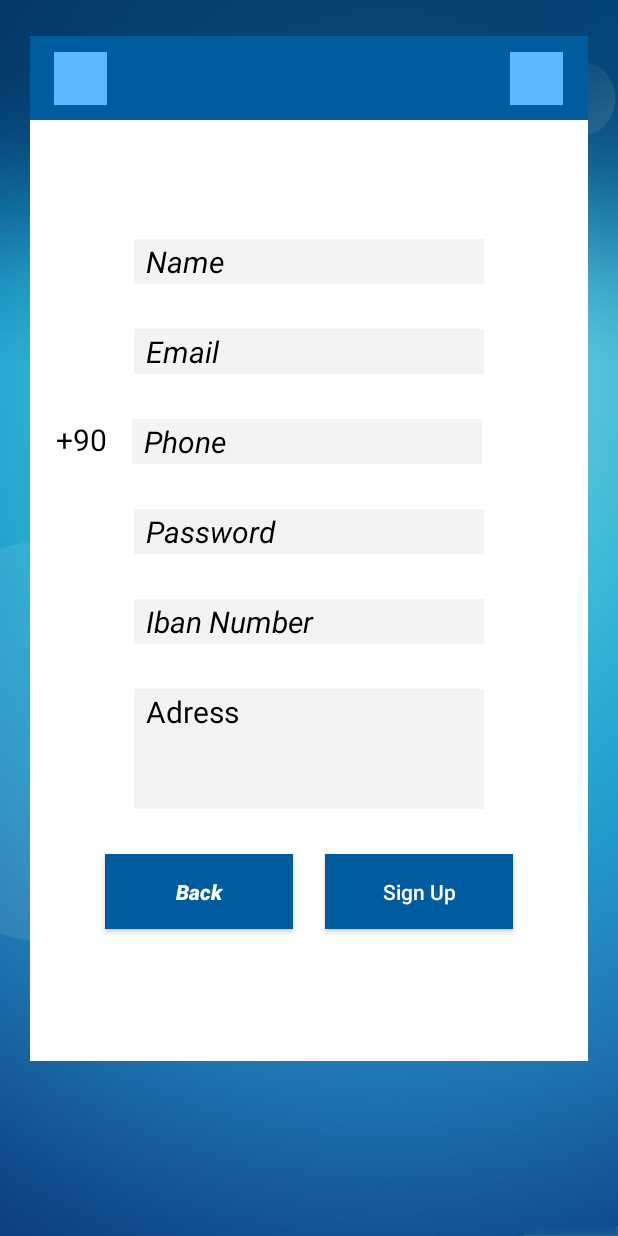
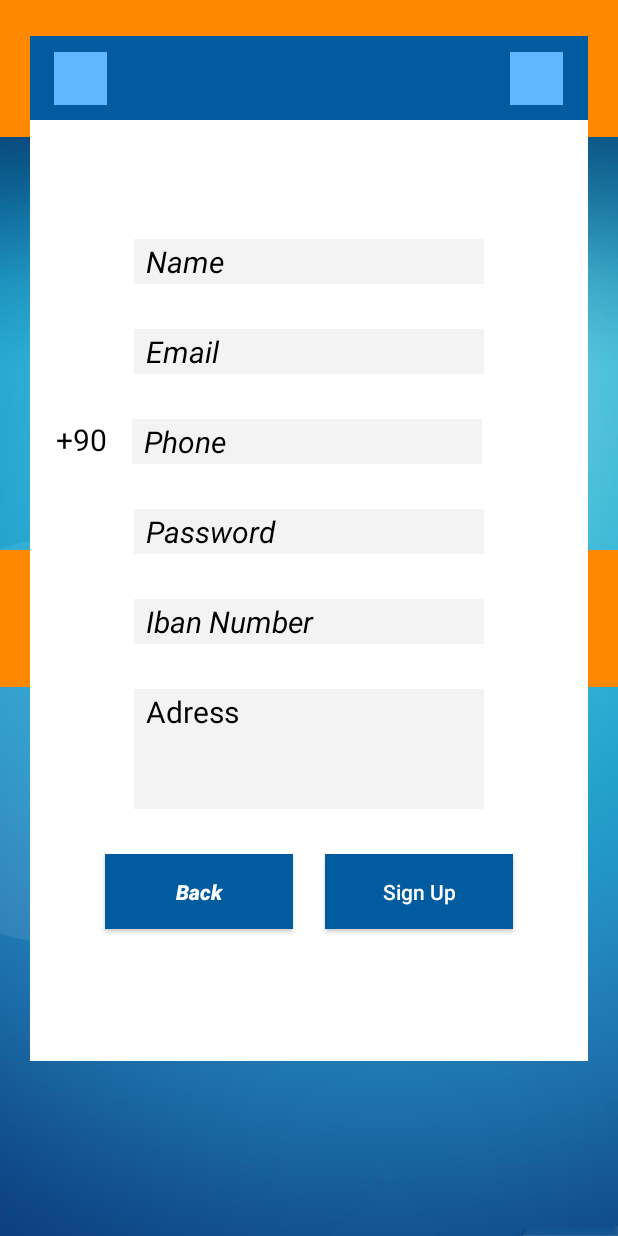
Before and after one commit to IBILL98/E_Debt_Book, an Android app: the MarketRegister screen opened directly, with no data from a screen before it, on a phone screen of 412 x 824 dp. Run offline under Robolectric (Android 15) with nearby library versions, the phone set to English and light mode, and no system bars; Roboto replaces fonts that are not available here.

Commit message:
Edited some stuff in the main screen

```diff
--- a/app/build.gradle
+++ b/app/build.gradle
@@ -1,6 +1,6 @@
 apply plugin: 'com.android.application'
 apply plugin: 'com.google.gms.google-services'
-
+android.defaultConfig.vectorDrawables.useSupportLibrary = true
 android {
     compileSdkVersion 30
     buildToolsVersion "30.0.2"
--- a/app/src/main/java/com/example/e_debt_book/MarketRegister.java
+++ b/app/src/main/java/com/example/e_debt_book/MarketRegister.java
@@ -3,12 +3,30 @@
 import androidx.appcompat.app.AppCompatActivity;
 
 import android.os.Bundle;
+import android.widget.Button;
+import android.widget.EditText;
+import android.widget.TextView;
 
 public class MarketRegister extends AppCompatActivity {
+
+    EditText costumerRegisterName,costumerRegisterLastName,costumerRegisterPassword,costumerRegisterPhone,costumerRegisterEmail;
+    Button costumerRegisterBackButton,costumerRegisterSignUpButtom;
 
     @Override
     protected void onCreate(Bundle savedInstanceState) {
         super.onCreate(savedInstanceState);
         setContentView(R.layout.activity_market_register);
+
+        costumerRegisterName = findViewById(R.id.costumerRegisterName);
+        costumerRegisterLastName = findViewById(R.id.costumerRegisterLastName);
+        costumerRegisterPassword = findViewById(R.id.costumerRegisterPassword);
+        costumerRegisterPhone = findViewById(R.id.costumerRegisterPhone);
+        costumerRegisterEmail = findViewById(R.id.costumerRegisterEmail);
+        costumerRegisterBackButton = findViewById(R.id.costumerRegisterBackButton);
+        costumerRegisterSignUpButtom = findViewById(R.id.costumerRegisterSignUpButtom);
+
+
+
+
     }
 }
--- /dev/null
+++ b/app/src/main/res/drawable/ic_baseline_add_24.xml
@@ -0,0 +1,5 @@
+<vector android:autoMirrored="true" android:height="2525dp"
+    android:tint="#FFFFFF" android:viewportHeight="24"
+    android:viewportWidth="24" android:width="2525dp" xmlns:android="http://schemas.android.com/apk/res/android">
+    <path android:fillColor="@android:color/white" android:pathData="M19,13h-6v6h-2v-6H5v-2h6V5h2v6h6v2z"/>
+</vector>
--- /dev/null
+++ b/app/src/main/res/drawable/ic_baseline_search_24.xml
@@ -0,0 +1,5 @@
+<vector android:autoMirrored="true" android:height="24dp"
+    android:tint="#FFFFFF" android:viewportHeight="24"
+    android:viewportWidth="24" android:width="24dp" xmlns:android="http://schemas.android.com/apk/res/android">
+    <path android:fillColor="@android:color/white" android:pathData="M15.5,14h-0.79l-0.28,-0.27C15.41,12.59 16,11.11 16,9.5 16,5.91 13.09,3 9.5,3S3,5.91 3,9.5 5.91,16 9.5,16c1.61,0 3.09,-0.59 4.23,-1.57l0.27,0.28v0.79l5,4.99L20.49,19l-4.99,-5zM9.5,14C7.01,14 5,11.99 5,9.5S7.01,5 9.5,5 14,7.01 14,9.5 11.99,14 9.5,14z"/>
+</vector>
--- a/app/src/main/res/layout/activity_market_register.xml
+++ b/app/src/main/res/layout/activity_market_register.xml
@@ -6,6 +6,37 @@
     android:layout_height="match_parent"
     android:background="@drawable/lol"
     tools:context=".MarketRegister">
+
+    <Spinner
+        android:id="@+id/spinner"
+        android:layout_width="418dp"
+        android:layout_height="91dp"
+        android:background="@android:color/holo_orange_dark"
+        app:layout_constraintBottom_toBottomOf="parent"
+        app:layout_constraintTop_toTopOf="parent" />
+
+    <Spinner
+        android:id="@+id/spinner2"
+        android:layout_width="418dp"
+        android:layout_height="91dp"
+        android:background="@android:color/holo_orange_dark"
+        app:layout_constraintBottom_toBottomOf="parent"
+        app:layout_constraintTop_toTopOf="parent" />
+
+    <Spinner
+        android:id="@+id/spinner3"
+        android:layout_width="418dp"
+        android:layout_height="91dp"
+        android:background="@android:color/holo_orange_dark"
+        app:layout_constraintBottom_toBottomOf="parent"
+        app:layout_constraintTop_toTopOf="parent" />
+
+    <Spinner
+        android:id="@+id/spinner4"
+        android:layout_width="418dp"
+        android:layout_height="91dp"
+        android:background="@android:color/holo_orange_dark"
+        tools:layout_editor_absoluteY="80dp" />
 
     <androidx.constraintlayout.widget.ConstraintLayout
         android:id="@+id/costumerRegister"
--- a/app/src/main/res/layout/fragment_gallery.xml
+++ b/app/src/main/res/layout/fragment_gallery.xml
@@ -4,7 +4,6 @@
     xmlns:tools="http://schemas.android.com/tools"
     android:layout_width="match_parent"
     android:layout_height="match_parent"
-    android:background="#5EB8FF"
     tools:context=".ui.gallery.GalleryFragment">
 
     <TextView
@@ -16,6 +15,7 @@
         android:layout_marginEnd="8dp"
         android:fontFamily="@font/merienda"
         android:gravity="center_horizontal"
+        android:text="Gallery"
         android:textAlignment="center"
         android:textColor="@android:color/black"
         android:textSize="20sp"
--- a/app/src/main/res/layout/fragment_home.xml
+++ b/app/src/main/res/layout/fragment_home.xml
@@ -4,7 +4,6 @@
     xmlns:tools="http://schemas.android.com/tools"
     android:layout_width="match_parent"
     android:layout_height="match_parent"
-    android:background="#5EB8FF"
     tools:context=".ui.home.HomeFragment">
 
     <TextView
--- a/app/src/main/res/layout/fragment_slideshow.xml
+++ b/app/src/main/res/layout/fragment_slideshow.xml
@@ -4,7 +4,6 @@
     xmlns:tools="http://schemas.android.com/tools"
     android:layout_width="match_parent"
     android:layout_height="match_parent"
-    android:background="#5EB8FF"
     tools:context=".ui.slideshow.SlideshowFragment">
 
     <TextView
--- a/app/src/main/res/layout/nav_header_costumer_main.xml
+++ b/app/src/main/res/layout/nav_header_costumer_main.xml
@@ -3,7 +3,7 @@
     xmlns:app="http://schemas.android.com/apk/res-auto"
     android:layout_width="match_parent"
     android:layout_height="@dimen/nav_header_height"
-    android:background="@drawable/side_nav_bar"
+    android:background="@android:color/holo_orange_dark"
     android:gravity="bottom"
     android:orientation="vertical"
     android:paddingLeft="@dimen/activity_horizontal_margin"
```
Also changed, not shown: app/src/main/res/layout/app_bar_costumer_main.xml (+20 -6 lines).
